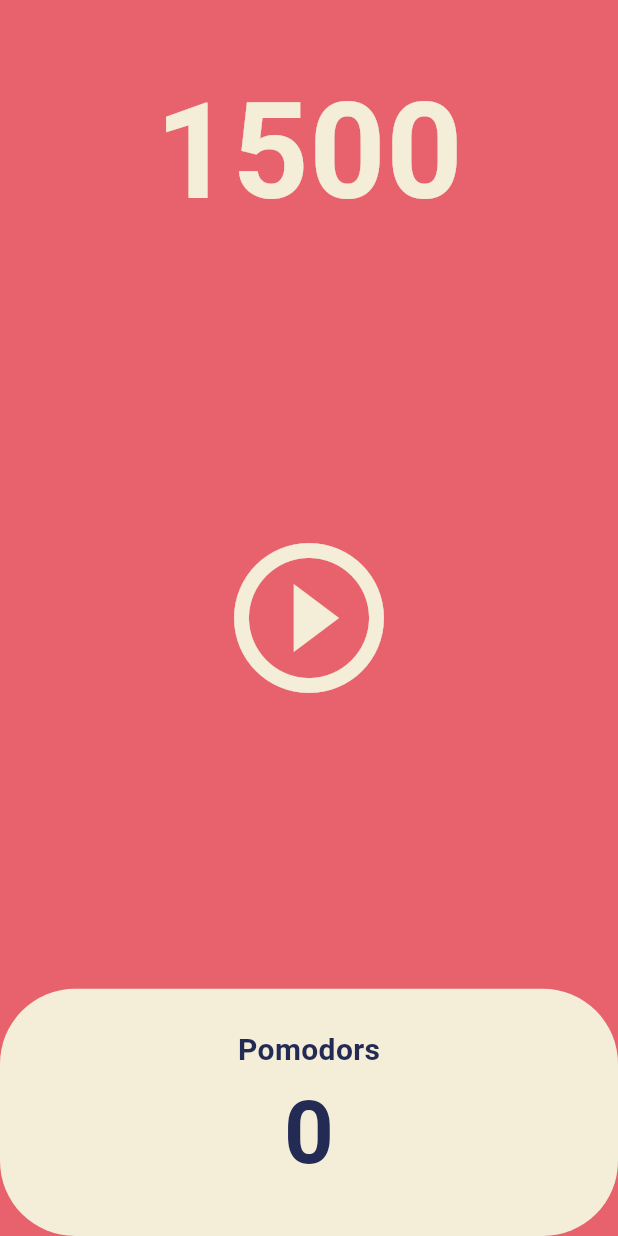
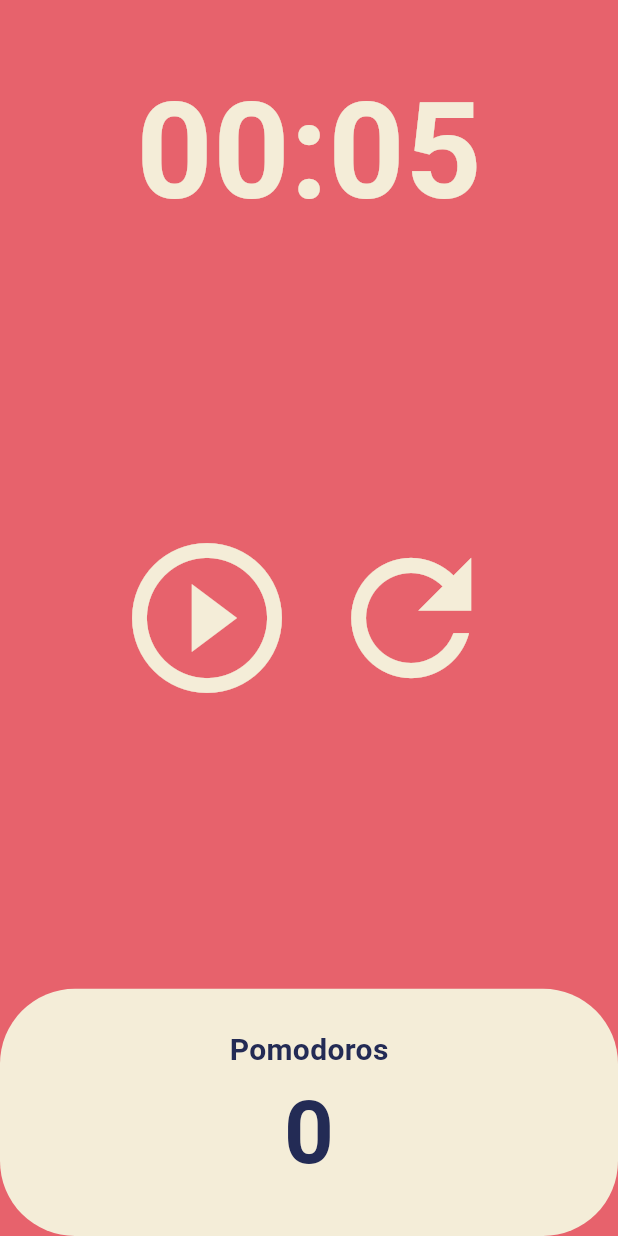
Before and after one commit to jhk3261/toonflix, a Flutter app: the screen it shows after launch, on a phone screen of 412 x 824 dp. Run offline on Flutter 3.47's test engine with Material 3 defaults, Android fonts, the phone set to English and light mode, and no system bars.

Commit message:
뽀모도로 앱 #3
- 완성
- 1500초를 25:00로 포맷하는 함수 구현
- 코드챌린지(reset함수만들기) 성공

```diff
--- a/lib/screens/home_screen.dart
+++ b/lib/screens/home_screen.dart
@@ -10,15 +10,27 @@ class HomeScreen extends StatefulWidget {
 }
 
 class _HomeScreenState extends State<HomeScreen> {
-  int totalSeconds = 1500;
+  static const twentyFiveMinutes = 5;
+  int totalSeconds = twentyFiveMinutes;
   bool isRunning = false;
+  int totalPorodoros = 0;
   //지금 초기화 x, onStartPressed가 실행될때마다 timer 초기화 -> late 사용
   late Timer timer;
+
   void onTick(Timer timer) {
+    if (totalSeconds == 0) {
+      setState(() {
+        totalPorodoros = totalPorodoros + 1;
+        isRunning = false;
+        totalSeconds = twentyFiveMinutes;
+      });
+      timer.cancel();
+    } else {
       //총 초수에서 1초씩 빼기
       setState(() {
         totalSeconds = totalSeconds - 1;
       });
+    }
   }
 
   void onStartPressed() {
@@ -39,6 +51,23 @@ class _HomeScreenState extends State<HomeScreen> {
     });
   }
 
+  void onRestartPressed() {
+    setState(() {
+      isRunning = false;
+      // totalPorodoros = 0; //완전 리셋
+      totalSeconds = twentyFiveMinutes;
+    });
+  }
+
+  String format(int seconds) {
+    var duration = Duration(seconds: seconds);
+    //진행순서
+    // print(duration.toString().split("."));
+    // print(duration.toString().split(".").first);
+    // print(duration.toString().split(".").first.substring(2,7));
+    return duration.toString().split(".").first.substring(2, 7);
+  }
+
   @override
   Widget build(BuildContext context) {
     return Scaffold(
@@ -51,7 +80,7 @@ class _HomeScreenState extends State<HomeScreen> {
             child: Container(
               alignment: Alignment.bottomCenter, //찾아보기?
               child: Text(
-                "$totalSeconds",
+                format(totalSeconds),
                 style: TextStyle(
                   color: Theme.of(context).cardColor,
                   fontSize: 89,
@@ -63,13 +92,24 @@ class _HomeScreenState extends State<HomeScreen> {
           Flexible(
             flex: 3,
             child: Center(
-              child: IconButton(
+              child: Row(
+                mainAxisAlignment: MainAxisAlignment.center,
+                children: [
+                  IconButton(
                     iconSize: 120,
                     color: Theme.of(context).cardColor,
                     onPressed: isRunning ? onPausePressed : onStartPressed,
                     icon: Icon(isRunning
                         ? Icons.pause_circle_outline
                         : Icons.play_circle_outline),
+                  ),
+                  IconButton(
+                    iconSize: 120,
+                    color: Theme.of(context).cardColor,
+                    onPressed: onRestartPressed,
+                    icon: const Icon(Icons.refresh),
+                  ),
+                ],
               ),
             ),
           ),
@@ -89,7 +129,7 @@ class _HomeScreenState extends State<HomeScreen> {
                       mainAxisAlignment: MainAxisAlignment.center,
                       children: [
                         Text(
-                          'Pomodors',
+                          'Pomodoros',
                           style: TextStyle(
                             fontSize: 20,
                             fontWeight: FontWeight.w600,
@@ -100,7 +140,7 @@ class _HomeScreenState extends State<HomeScreen> {
                           ),
                         ),
                         Text(
-                          '0',
+                          '$totalPorodoros',
                           style: TextStyle(
                             fontSize: 58,
                             fontWeight: FontWeight.w600,
```
Lines whose indentation alone changed are shown as unchanged.
